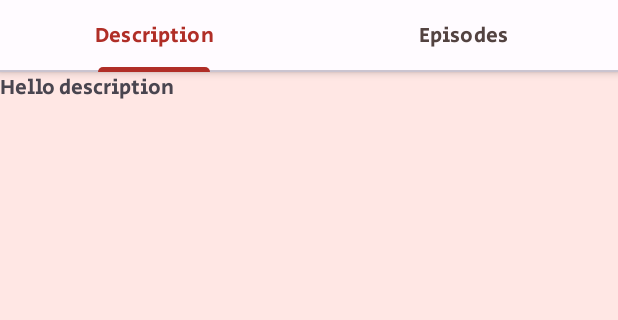
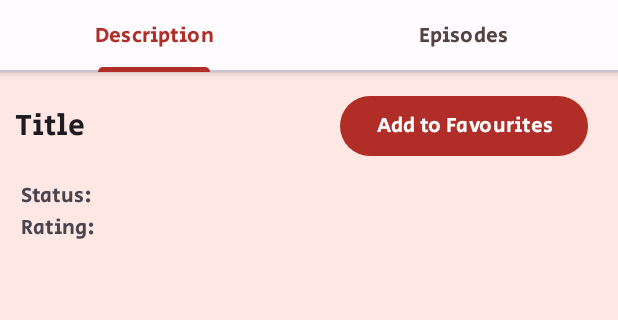
Before and after one commit to melanie-attard/NowShowing, an Android app: the DescriptionFragment screen opened directly, with no data from a screen before it, on a phone screen of 412 x 824 dp, the part 300-620 px from its top. Run offline under Robolectric (Android 15) with nearby library versions, the phone set to English and light mode, and no system bars; our stand-ins replace Picasso; pictures from the network do not load.

Commit message:
Initial layout for description fragment

```diff
--- a/app/src/main/res/layout/fragment_description.xml
+++ b/app/src/main/res/layout/fragment_description.xml
@@ -1,14 +1,78 @@
 <?xml version="1.0" encoding="utf-8"?>
-<FrameLayout xmlns:android="http://schemas.android.com/apk/res/android"
+<ScrollView xmlns:android="http://schemas.android.com/apk/res/android"
+    xmlns:app="http://schemas.android.com/apk/res-auto"
     xmlns:tools="http://schemas.android.com/tools"
     android:layout_width="match_parent"
     android:layout_height="match_parent"
     tools:context=".detailsFragments.DescriptionFragment">
 
-    <TextView
+    <androidx.constraintlayout.widget.ConstraintLayout
         android:layout_width="match_parent"
-        android:layout_height="match_parent"
-        android:text="Hello description"
-        android:gravity="top"/>
+        android:layout_height="wrap_content"
+        android:layout_margin="10dp">
 
-</FrameLayout>
+        <TextView
+            android:id="@+id/show_title"
+            android:layout_width="wrap_content"
+            android:layout_height="wrap_content"
+            android:text="Title"
+            android:textAppearance="@style/TextAppearance.AppCompat.SearchResult.Title"
+            app:layout_constraintBottom_toBottomOf="@+id/btn_favourite"
+            app:layout_constraintStart_toStartOf="parent"
+            app:layout_constraintTop_toTopOf="@id/btn_favourite" />
+
+        <TextView
+            android:id="@+id/genres"
+            android:layout_width="wrap_content"
+            android:layout_height="wrap_content"
+            android:paddingHorizontal="4dp"
+            app:layout_constraintTop_toBottomOf="@id/show_title"
+            app:layout_constraintStart_toStartOf="parent" />
+
+        <TextView
+            android:id="@+id/status_title"
+            android:layout_width="wrap_content"
+            android:layout_height="wrap_content"
+            android:paddingHorizontal="4dp"
+            android:text="@string/status"
+            app:layout_constraintStart_toStartOf="parent"
+            app:layout_constraintTop_toBottomOf="@+id/genres" />
+
+        <TextView
+            android:id="@+id/status_value"
+            android:layout_width="wrap_content"
+            android:layout_height="wrap_content"
+            app:layout_constraintBottom_toBottomOf="@+id/status_title"
+            app:layout_constraintTop_toTopOf="@+id/status_title"
+            app:layout_constraintStart_toEndOf="@id/status_title"
+            android:layout_marginStart="10dp"/>
+
+        <TextView
+            android:id="@+id/rating_title"
+            android:layout_width="wrap_content"
+            android:layout_height="wrap_content"
+            android:paddingHorizontal="4dp"
+            android:text="@string/rating"
+            app:layout_constraintStart_toStartOf="parent"
+            app:layout_constraintTop_toBottomOf="@id/status_title" />
+
+        <TextView
+            android:id="@+id/rating_value"
+            android:layout_width="wrap_content"
+            android:layout_height="wrap_content"
+            app:layout_constraintBottom_toBottomOf="@+id/rating_title"
+            app:layout_constraintTop_toTopOf="@+id/rating_title"
+            app:layout_constraintStart_toStartOf="@id/status_value" />
+
+        <Button
+            android:id="@+id/btn_favourite"
+            android:layout_width="wrap_content"
+            android:layout_height="wrap_content"
+            android:layout_marginTop="2dp"
+            android:layout_marginEnd="10dp"
+            android:elevation="3dp"
+            android:text="@string/favourite_btn"
+            app:layout_constraintEnd_toEndOf="parent"
+            app:layout_constraintTop_toTopOf="parent" />
+    </androidx.constraintlayout.widget.ConstraintLayout>
+</ScrollView>
--- a/app/src/main/res/values/strings.xml
+++ b/app/src/main/res/values/strings.xml
@@ -18,4 +18,8 @@
 
     <string name="details_tab1">Description</string>
     <string name="details_tab2">Episodes</string>
+
+    <string name="status">Status:</string>
+    <string name="rating">Rating:</string>
+    <string name="favourite_btn">Add to Favourites</string>
 </resources>
```
